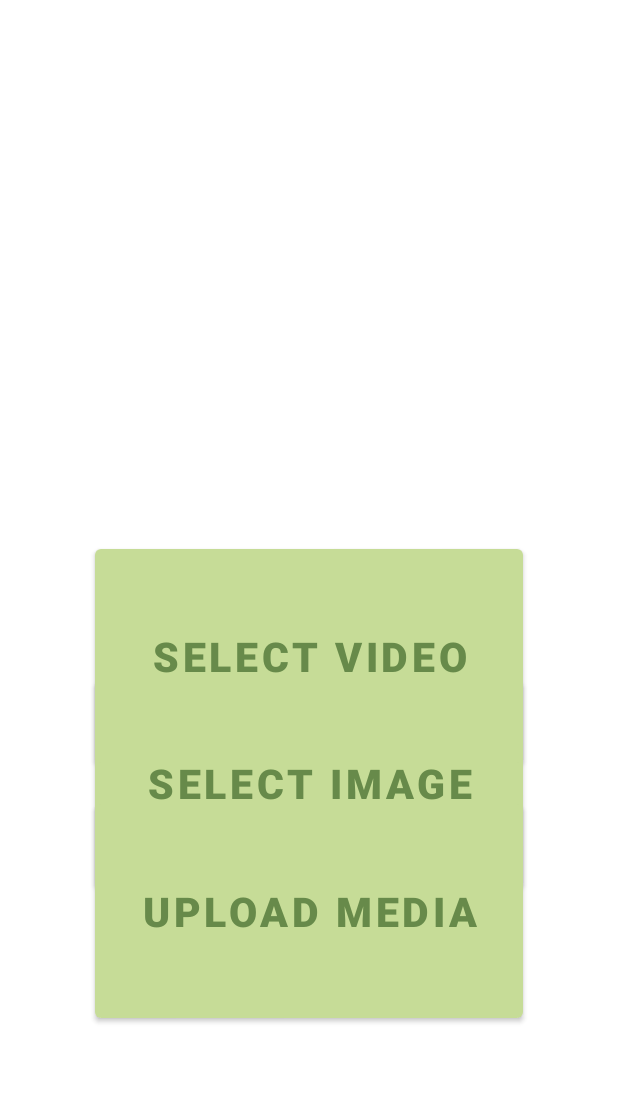
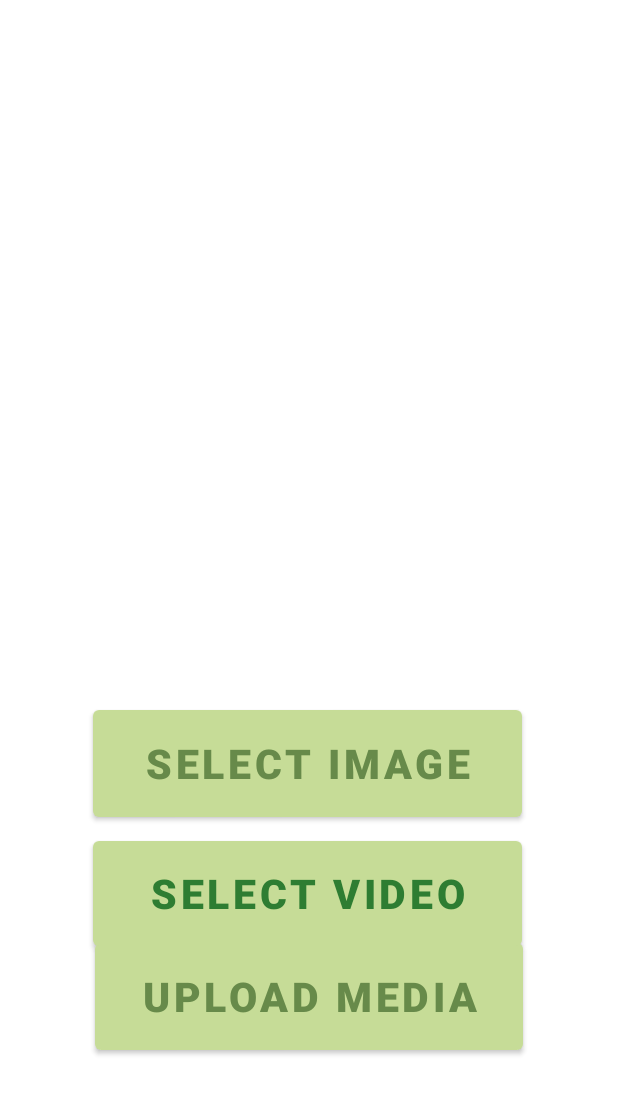
Before and after one commit to knn3/StoryBook, an Android app: the CaretakerUploading screen opened directly, with no data from a screen before it, on a phone screen of 412 x 824 dp, the part 84-1199 px from its top. Run offline under Robolectric (Android 15) with nearby library versions, the phone set to English and light mode, and no system bars; our stand-ins replace Firebase (no records; nobody signed in at launch, a user with empty details on screens opened directly); pictures from the network do not load.

Commit message:
More natural manage page to family member page

```diff
--- a/app/src/main/java/com/example/storbook/CaretakerManage.java
+++ b/app/src/main/java/com/example/storbook/CaretakerManage.java
@@ -21,7 +21,7 @@ public class CaretakerManage extends AppCompatActivity {
     }
 
     public void manageFamily(View view) {
-        Intent i = new Intent(this, FamilyMemberCreatePage.class);
+        Intent i = new Intent(this, FamilyMemberMainPage.class);
         this.startActivity(i);
 
     }
--- a/app/src/main/java/com/example/storbook/FamilyMemberMainPage.java
+++ b/app/src/main/java/com/example/storbook/FamilyMemberMainPage.java
@@ -159,7 +159,14 @@ public class FamilyMemberMainPage extends AppCompatActivity {
     }
     //back button
     public void onBackClick(View v){
-        Intent myIntent = new Intent(this, peopleActivity.class);
+        Intent myIntent;
+        // Go back to the manage page if in caretaker mode
+        if (((global) this.getApplication()).isCaretaker()){
+            myIntent = new Intent (this, CaretakerManage.class);
+        }
+        else {
+            myIntent = new Intent(this, peopleActivity.class);
+        }
         this.startActivity(myIntent);
     }
 
--- a/app/src/main/res/layout/activity_caretaker_uploading.xml
+++ b/app/src/main/res/layout/activity_caretaker_uploading.xml
@@ -36,16 +36,14 @@
     <Button
         android:id="@+id/selectImagebtn"
         android:layout_width="wrap_content"
-        android:layout_height="wrap_content"
+        android:layout_height="83dp"
+        android:layout_below="@+id/imageView"
+
         android:layout_alignParentStart="true"
-        android:layout_alignParentTop="true"
         android:layout_alignParentEnd="true"
-        android:layout_alignParentBottom="true"
-
-        android:layout_marginStart="63dp"
-        android:layout_marginTop="504dp"
-        android:layout_marginEnd="63dp"
-        android:layout_marginBottom="171dp"
+        android:layout_marginStart="62dp"
+        android:layout_marginTop="144dp"
+        android:layout_marginEnd="64dp"
         android:text="Select Image"
         android:textColor="@color/text_color"
         android:textSize="27sp"
@@ -54,15 +52,13 @@
     <Button
         android:id="@+id/uploadBtn"
         android:layout_width="wrap_content"
-        android:layout_height="wrap_content"
-        android:layout_below="@+id/toolbar"
+        android:layout_height="83dp"
         android:layout_alignParentStart="true"
         android:layout_alignParentEnd="true"
         android:layout_alignParentBottom="true"
         android:layout_marginStart="63dp"
-        android:layout_marginTop="530dp"
         android:layout_marginEnd="63dp"
-        android:layout_marginBottom="83dp"
+        android:layout_marginBottom="62dp"
         android:text="Upload Media"
         android:textColor="@color/text_color"
         android:textSize="27sp"
@@ -71,7 +67,7 @@
     <VideoView
         android:id="@+id/videoView"
         android:layout_width="match_parent"
-        android:layout_height="291dp"
+        android:layout_height="324dp"
         android:layout_alignParentStart="true"
         android:layout_alignParentTop="true"
         android:layout_alignParentEnd="true"
@@ -79,23 +75,22 @@
         android:layout_marginStart="0dp"
         android:layout_marginTop="74dp"
         android:layout_marginEnd="0dp"
-        android:layout_marginBottom="366dp"
+        android:layout_marginBottom="493dp"
         tools:visibility="invisible" />
 
     <Button
         android:id="@+id/videoBtn"
         android:layout_width="wrap_content"
-        android:layout_height="62dp"
+        android:layout_height="82dp"
+        android:layout_below="@+id/selectImagebtn"
         android:layout_alignParentStart="true"
-        android:layout_alignParentTop="true"
         android:layout_alignParentEnd="true"
-        android:layout_alignParentBottom="true"
-        android:layout_marginStart="63dp"
-        android:layout_marginTop="416dp"
-        android:layout_marginEnd="63dp"
-        android:layout_marginBottom="253dp"
+        android:layout_marginStart="62dp"
+        android:layout_marginTop="4dp"
+        android:layout_marginEnd="64dp"
+        android:layout_marginBottom="422dp"
         android:text="Select Video"
-        android:textColor="@color/text_color"
+        android:textColor="#2E7D32"
         android:textSize="27sp"
         android:textStyle="bold" />
 
```
